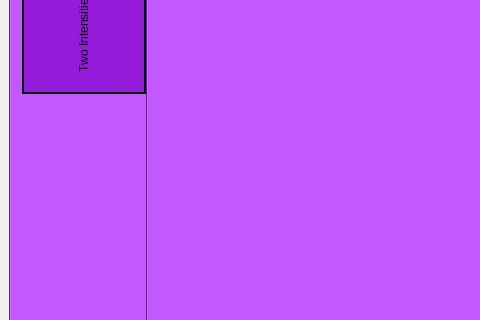
rschloen/haptic_vr, file GUI/vr_gui_layout.ui: the form before one commit; both pictures show x 0 to 480 and y 410 to 730 of the 1350 by 813 pixel window.
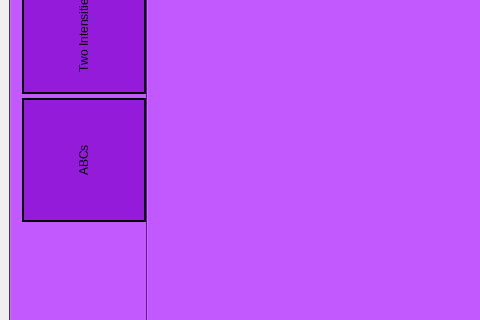
The form after the commit. The open tabs and pages were chosen to show the change. Icons and pictures are not drawn.

Commit message:
Fixed displaying active actuators on gui for presets
Buttons will now light up with the actuators for presets. Only works for
custom presets currently.

Added feature to add custom preset tabs from files.

```diff
--- a/GUI/vr_gui_layout.ui
+++ b/GUI/vr_gui_layout.ui
@@ -1318,6 +1318,11 @@
               </item>
              </widget>
             </widget>
+            <widget class="QWidget" name="tab_4">
+             <attribute name="title">
+              <string>ABCs</string>
+             </attribute>
+            </widget>
            </widget>
           </item>
          </layout>
```
Left out of the diff: 4 changed lines with no effect on the pictures. The commit also changes 2 other files.
